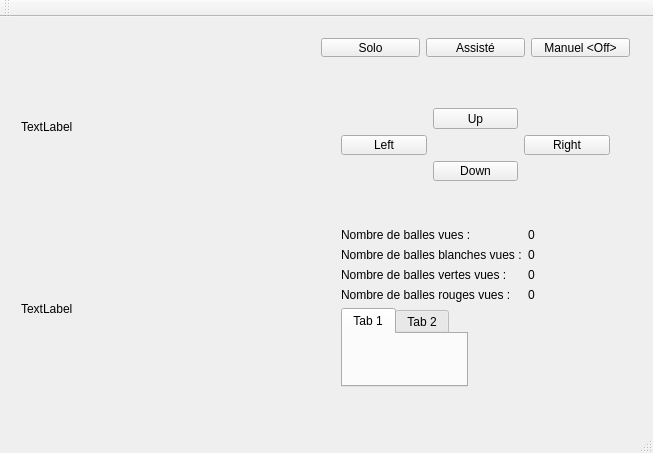
Above: qt_projet_2A/mainwindow.ui from wasoh/project_2A before the change. Below: the same form after it.
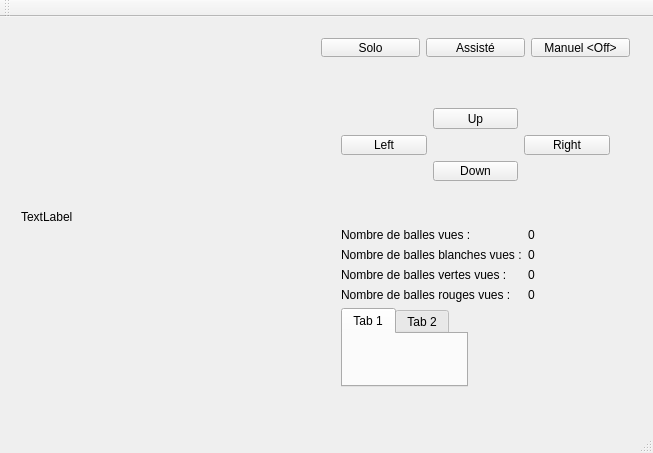
That is the form after the change.

The edit to the form file:
```diff
--- a/qt_projet_2A/mainwindow.ui
+++ b/qt_projet_2A/mainwindow.ui
@@ -19,20 +19,25 @@
      <rect>
       <x>10</x>
       <y>10</y>
-      <width>291</width>
+      <width>302</width>
       <height>381</height>
      </rect>
     </property>
     <layout class="QVBoxLayout" name="verticalLayout">
-     <item>
+     <item alignment="Qt::AlignHCenter|Qt::AlignVCenter">
       <widget class="QLabel" name="label_cam">
-       <property name="text">
-        <string>TextLabel</string>
+       <property name="minimumSize">
+        <size>
+         <width>300</width>
+         <height>300</height>
+        </size>
        </property>
-      </widget>
-     </item>
-     <item>
-      <widget class="QLabel" name="label_camTraitement">
+       <property name="maximumSize">
+        <size>
+         <width>57</width>
+         <height>379</height>
+        </size>
+       </property>
        <property name="text">
         <string>TextLabel</string>
        </property>
```
Left out of the diff: 2 changed lines with no effect on the pictures.
